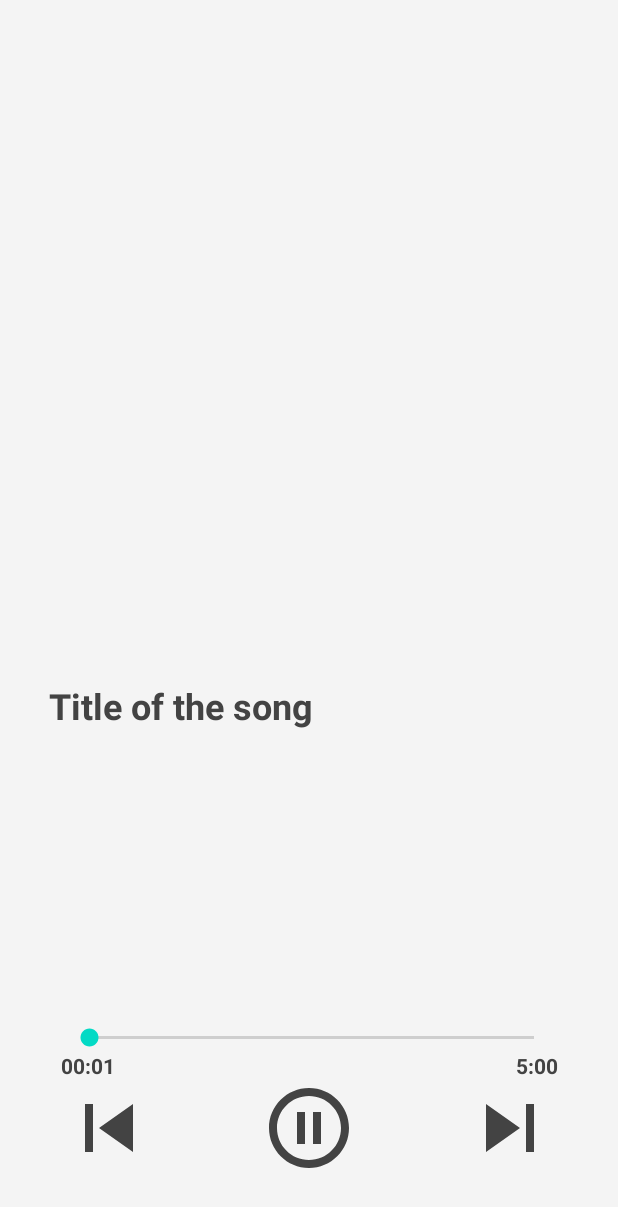
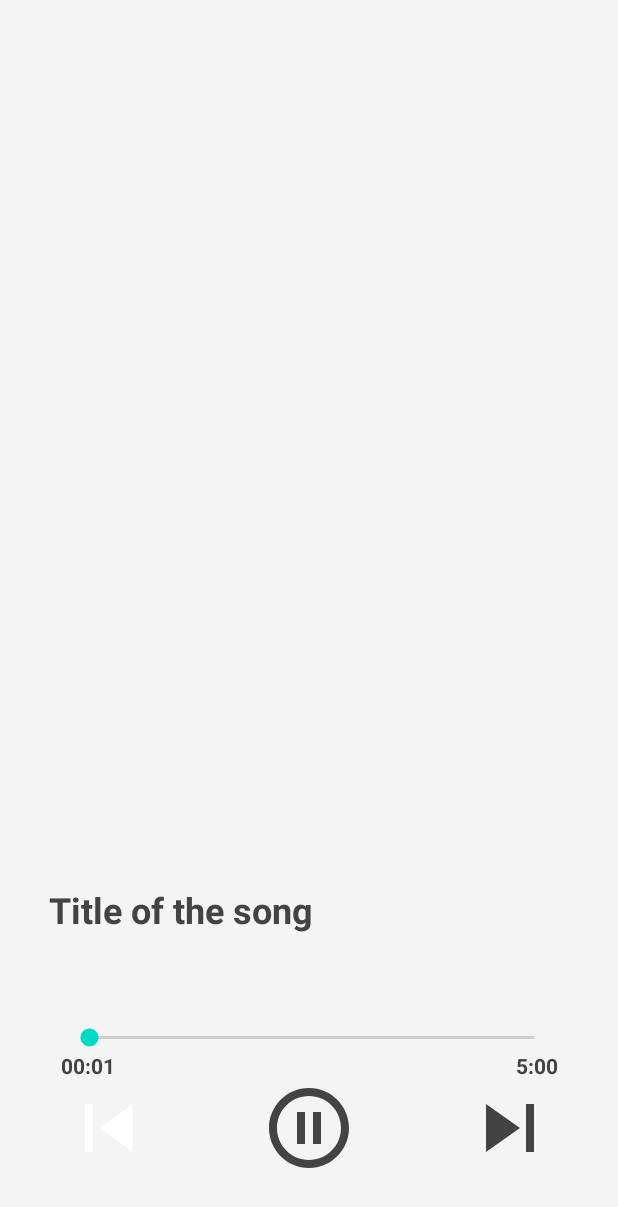
Before and after one commit to coding-factory-classrooms/android-music-m1-2022-android-eighth, an Android app: the fragment AudioPlayerFragment placed in its activity, on a phone screen of 412 x 824 dp. Shown: the top 1207 px of the screen. Run offline under Robolectric (Android 15) with nearby library versions, the phone set to English and light mode, and no system bars; our stand-ins replace Picasso; pictures from the network do not load; 23 statements that could not run were skipped.

Commit message:
Cache image +2

```diff
--- a/app/build.gradle
+++ b/app/build.gradle
@@ -44,7 +44,7 @@ dependencies {
     implementation 'androidx.recyclerview:recyclerview:1.2.1'
     implementation 'com.google.android.material:material:1.6.1'
     implementation 'androidx.legacy:legacy-support-v4:1.0.0'
-
+    implementation 'com.google.code.gson:gson:2.9.0'
     def lifecycle_version = "2.4.1"
     implementation "androidx.lifecycle:lifecycle-viewmodel-ktx:$lifecycle_version"
     implementation "androidx.lifecycle:lifecycle-livedata-ktx:$lifecycle_version"
--- a/app/src/main/java/com/example/myapplication/api/SongAPI.kt
+++ b/app/src/main/java/com/example/myapplication/api/SongAPI.kt
@@ -1,10 +1,9 @@
 package com.example.myapplication.api
 
+import okhttp3.ResponseBody
 import retrofit2.Call
-import retrofit2.http.GET
-import retrofit2.http.Header
-import retrofit2.http.Path
-import retrofit2.http.Query
+import retrofit2.Response
+import retrofit2.http.*
 
 interface SongAPI {
     @GET("api/songs/")
@@ -14,4 +13,8 @@ interface SongAPI {
     @GET("api/songs/{id}/")
     fun GetSongById(@Header("Authorization") apiKey:String,@Path("id") SongId:Int ) :
             Call<List<APISong>>
+
+    @GET
+    suspend fun fileDownload(@Url fileUrl:String): Response<ResponseBody>
+
 }
--- a/app/src/main/java/com/example/myapplication/artist/ArtistListViewModel.kt
+++ b/app/src/main/java/com/example/myapplication/artist/ArtistListViewModel.kt
@@ -1,5 +1,7 @@
 package com.example.myapplication.artist
 
+import android.content.Context.MODE_PRIVATE
+import android.content.SharedPreferences
 import android.util.Log
 import androidx.lifecycle.LiveData
 import androidx.lifecycle.MutableLiveData
@@ -8,6 +10,7 @@ import com.example.myapplication.api.*
 import retrofit2.Call
 import retrofit2.Callback
 import retrofit2.Response
+
 
 private const val TAG = "ArtistListViewModel"
 
@@ -18,6 +21,9 @@ class ArtistListViewModel : ViewModel() {
 
 
     fun loadArtists(){
+
+
+
         val call = ServiceBuilder.buildService(ArtistAPI::class.java).GetArtistsList("Token $globalApiKey")
         call.enqueue(object :  Callback<List<APIArtist>> {
             override fun onResponse(call: Call<List<APIArtist>>, response: Response<List<APIArtist>>) {
--- /dev/null
+++ b/app/src/main/res/drawable/ic_baseline_skip_next_24_grey.xml
@@ -0,0 +1,5 @@
+<vector android:height="24dp" android:tint="?attr/customBgColorItemList"
+    android:viewportHeight="24" android:viewportWidth="24"
+    android:width="24dp" xmlns:android="http://schemas.android.com/apk/res/android">
+    <path android:fillColor="@android:color/white" android:pathData="M6,18l8.5,-6L6,6v12zM16,6v12h2V6h-2z"/>
+</vector>
--- /dev/null
+++ b/app/src/main/res/drawable/ic_baseline_skip_previous_24_grey.xml
@@ -0,0 +1,5 @@
+<vector android:height="24dp" android:tint="?attr/customBgColorItemList"
+    android:viewportHeight="24" android:viewportWidth="24"
+    android:width="24dp" xmlns:android="http://schemas.android.com/apk/res/android">
+    <path android:fillColor="@android:color/white" android:pathData="M6,6h2v12L6,18zM9.5,12l8.5,6L18,6z"/>
+</vector>
--- a/app/src/main/res/layout/fragment_audio_player.xml
+++ b/app/src/main/res/layout/fragment_audio_player.xml
@@ -29,11 +29,12 @@
         android:textColor="?android:textColorPrimary"
         android:textSize="24sp"
         android:textStyle="bold"
+        app:layout_constraintBottom_toTopOf="@+id/relativeLayout"
         app:layout_constraintEnd_toEndOf="parent"
-        app:layout_constraintStart_toStartOf="parent"
-        app:layout_constraintTop_toBottomOf="@+id/imageView3" />
+        app:layout_constraintStart_toStartOf="parent" />
 
     <RelativeLayout
+        android:id="@+id/relativeLayout"
         android:layout_width="411dp"
         android:layout_height="wrap_content"
         android:padding="40dp"
```
Also changed, not shown: app/src/main/java/com/example/myapplication/audioPlayer/AudioPlayerFragment.kt (+62 -19 lines), app/src/main/java/com/example/myapplication/cache/AristsCache.kt (added, +9 -0 lines), app/src/main/java/com/example/myapplication/song/SongListViewModel.kt (+43 -0 lines).
